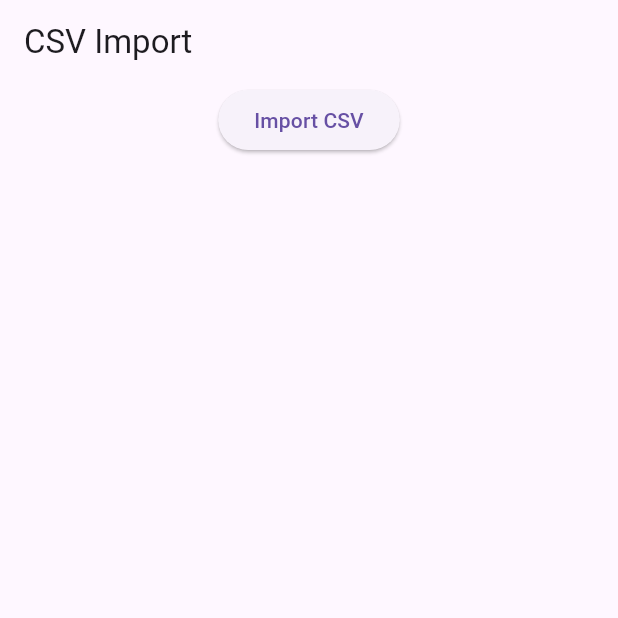
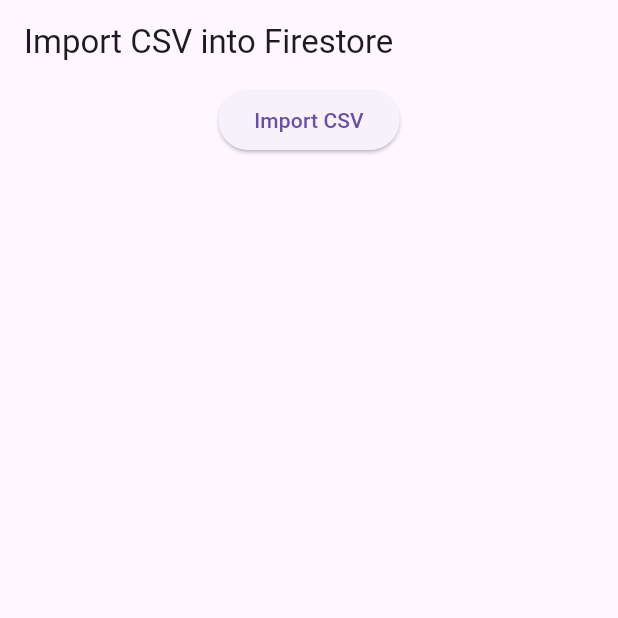
Before and after one commit to funny2code/csv_analyzer, a Flutter app: the screen it shows after launch, on a phone screen of 412 x 824 dp, the top half of it. Run offline on Flutter 3.47's test engine with Material 3 defaults, Android fonts, the phone set to English and light mode, and no system bars; our stand-ins replace csv, file_picker.

Commit message:
fixed an issue in workflow

```diff
--- a/lib/main.dart
+++ b/lib/main.dart
@@ -36,7 +36,7 @@ class _MyHomePageState extends State<MyHomePage> {
   Widget build(BuildContext context) {
     return Scaffold(
       appBar: AppBar(
-        title: Text("CSV Import"),
+        title: Text("Import CSV into Firestore"),
       ),
       body: Column(
         children: [
```
